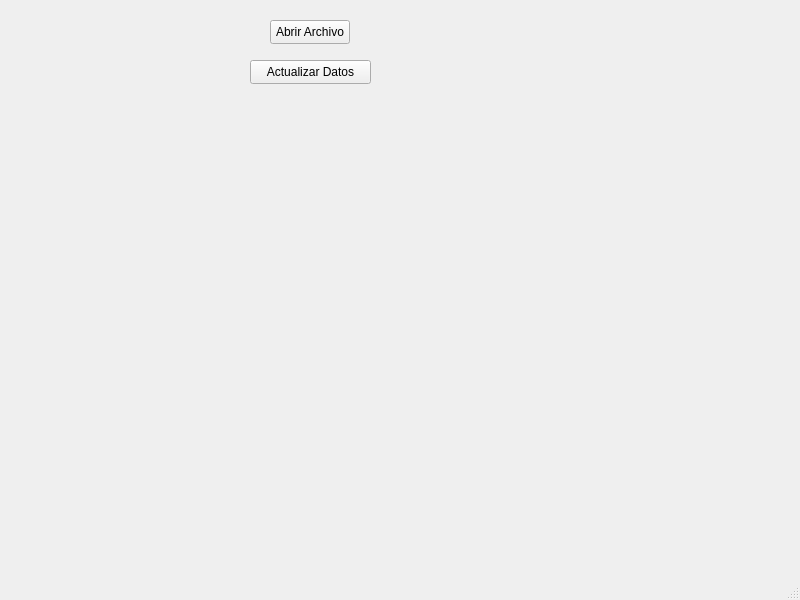
First picture: the form in Tarea4/Tienda/src/ui/mainwindow.ui, repository dieg0rtiz/Tareas-Progra-2, before the edit.
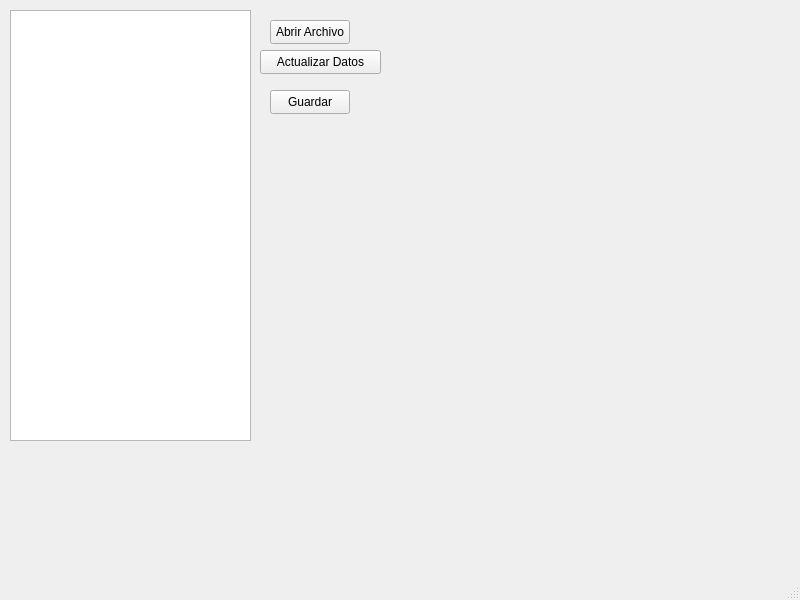
Second picture: the form after the edit.

What changed in the file:
```diff
--- a/Tarea4/Tienda/src/ui/mainwindow.ui
+++ b/Tarea4/Tienda/src/ui/mainwindow.ui
@@ -17,8 +17,8 @@
    <widget class="QPushButton" name="ActualizarDatos">
     <property name="geometry">
      <rect>
-      <x>250</x>
-      <y>60</y>
+      <x>260</x>
+      <y>50</y>
       <width>121</width>
       <height>24</height>
      </rect>
@@ -53,6 +53,29 @@
      <string>Abrir Archivo</string>
     </property>
    </widget>
+   <widget class="QPushButton" name="Guardar">
+    <property name="geometry">
+     <rect>
+      <x>270</x>
+      <y>90</y>
+      <width>80</width>
+      <height>24</height>
+     </rect>
+    </property>
+    <property name="text">
+     <string>Guardar</string>
+    </property>
+   </widget>
+   <widget class="QTextBrowser" name="txtBrwsVentanaInfoTienda">
+    <property name="geometry">
+     <rect>
+      <x>10</x>
+      <y>10</y>
+      <width>241</width>
+      <height>431</height>
+     </rect>
+    </property>
+   </widget>
   </widget>
   <widget class="QMenuBar" name="menubar">
    <property name="geometry">
```
Left out of the diff: 13 changed lines with no effect on the pictures.
